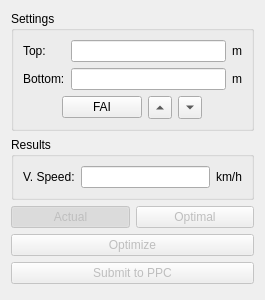
This is src/speedform.ui in flysight/flysight-viewer-qt as Qt 5 draws it before an edit. The edited form follows.
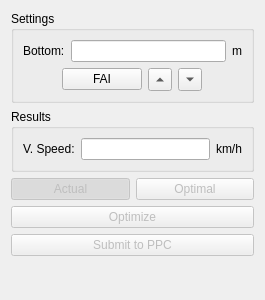
This is the edited form.

Patch:
```diff
--- a/src/speedform.ui
+++ b/src/speedform.ui
@@ -22,34 +22,17 @@
      <layout class="QVBoxLayout" name="verticalLayout">
       <item>
        <layout class="QGridLayout" name="gridLayout">
-        <item row="0" column="0">
-         <widget class="QLabel" name="label">
-          <property name="text">
-           <string>Top:</string>
-          </property>
-         </widget>
-        </item>
         <item row="0" column="1">
-         <widget class="QLineEdit" name="topEdit"/>
+         <widget class="QLineEdit" name="bottomEdit"/>
         </item>
-        <item row="0" column="2">
-         <widget class="QLabel" name="topUnits">
-          <property name="text">
-           <string>m</string>
-          </property>
-         </widget>
-        </item>
-        <item row="1" column="0">
+        <item row="0" column="0">
          <widget class="QLabel" name="label_2">
           <property name="text">
            <string>Bottom:</string>
           </property>
          </widget>
         </item>
-        <item row="1" column="1">
-         <widget class="QLineEdit" name="bottomEdit"/>
-        </item>
-        <item row="1" column="2">
+        <item row="0" column="2">
          <widget class="QLabel" name="bottomUnits">
           <property name="text">
            <string>m</string>
```
